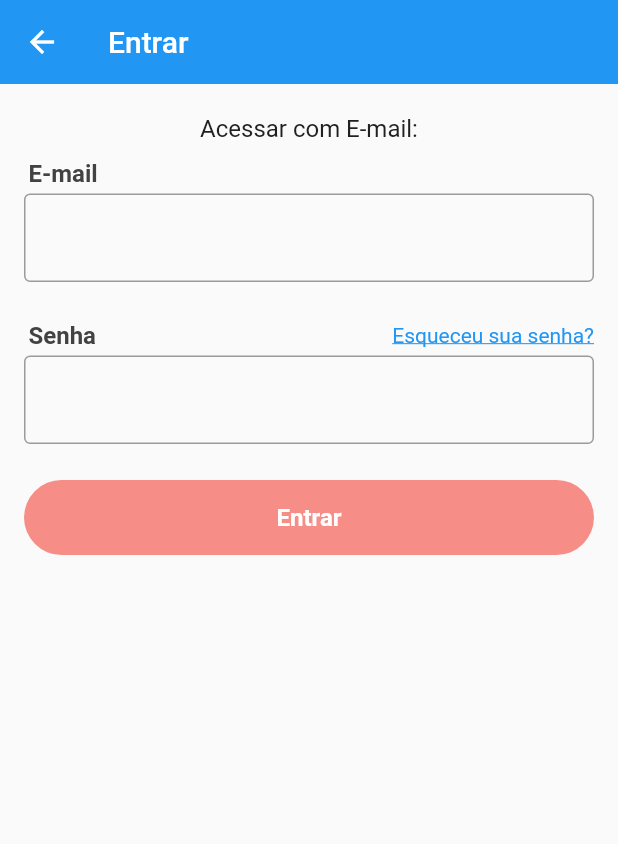
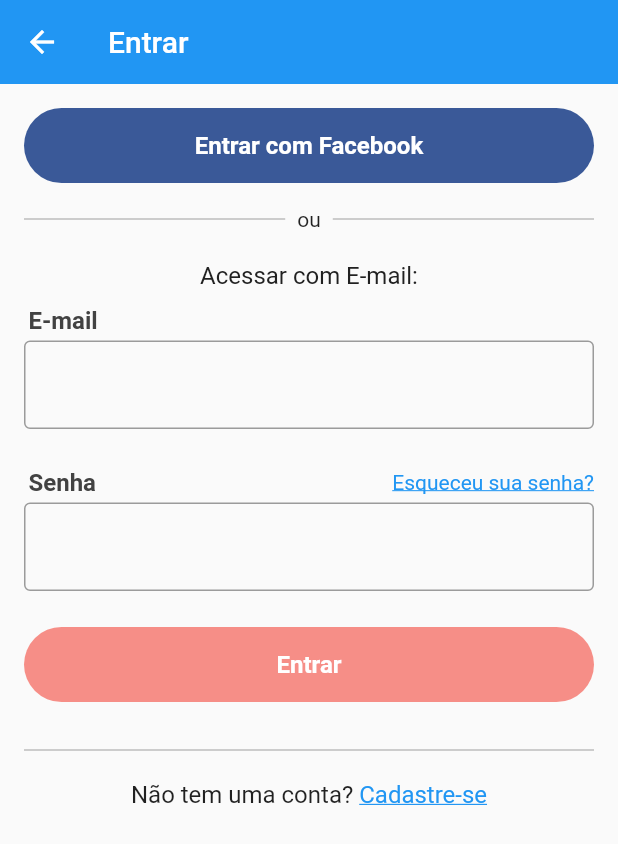
Before and after one commit to D-E-F-E-A-T/xlo_clone, a Flutter app: the LoginScreen screen opened directly, on a phone screen of 412 x 824 dp. Shown: the top 844 px of the screen. Run offline on Flutter 3.47's test engine with Material 2 defaults, Android fonts, the phone set to English and light mode, and no system bars; our stand-ins replace brasil_fields, flutter_mobx, mobx; generated files the repository leaves out were written again.

Commit message:
finalizando pagina de login

```diff
--- /dev/null
+++ b/lib/screens/login_screen/components/facebook_button.dart
@@ -0,0 +1,43 @@
+import 'package:flutter/material.dart';
+import 'package:flutter_mobx/flutter_mobx.dart';
+import 'package:provider/provider.dart';
+import 'package:xlo/controllers/login_controller/login_controller.dart';
+
+class FacebookButton extends StatelessWidget {
+  @override
+  Widget build(BuildContext context) {
+    final loginController = Provider.of<LoginController>(context);
+    return Container(
+      margin: const EdgeInsets.symmetric(vertical: 16),
+      height: 50,
+      child: Observer(builder: (_){
+        return RaisedButton(
+          color: Color.fromRGBO(58, 89, 152, 1),
+          disabledColor: Color.fromRGBO(58, 89, 152, 0.7),
+          elevation: 0,
+          shape: RoundedRectangleBorder(
+            borderRadius: BorderRadius.circular(25)
+          ),
+          onPressed: loginController.state == "LOADING_FACEBOOK" ? null : ()async{
+            final bool success = await loginController.loginWithFabebook();
+            if(success){
+              loginController.disableButton();
+              Navigator.of(context).pop();
+            }
+          },
+          child: loginController.state == "LOADING_FACEBOOK"
+              ? CircularProgressIndicator(
+            valueColor: AlwaysStoppedAnimation<Color>(Colors.white),
+          )
+              : Text(
+            "Entrar com Facebook",
+            style: TextStyle(
+                color: Colors.white,
+                fontSize: 16,
+                fontWeight: FontWeight.w600),
+          ),
+        );
+      }),
+    );
+  }
+}
--- a/lib/screens/login_screen/components/login_button.dart
+++ b/lib/screens/login_screen/components/login_button.dart
@@ -20,11 +20,15 @@ class LoginButton extends StatelessWidget {
             shape:
                 RoundedRectangleBorder(borderRadius: BorderRadius.circular(25)),
             onPressed: loginController.validadoEmailPass && loginController.buttonDisable == false
-                ? () {
-                    loginController.loginWithEmail();
+                ? () async{
+                    final bool success = await loginController.loginWithEmail();
+                    if(success){
+                      loginController.disableButton();
+                      Navigator.of(context).pop();
+                    }
                   }
                 : null,
-            child: loginController.state == "LOADING" && loginController.buttonDisable == true
+            child: loginController.state == "LOADING"
                 ? CircularProgressIndicator(
                     valueColor: AlwaysStoppedAnimation<Color>(Colors.white),
                   )
--- /dev/null
+++ b/lib/screens/login_screen/components/or_divider.dart
@@ -0,0 +1,21 @@
+import 'package:flutter/material.dart';
+
+class OrDivider extends StatelessWidget {
+  @override
+  Widget build(BuildContext context) {
+    return Row(
+      children: <Widget>[
+        Expanded(child: Divider(
+          color: Colors.grey,
+        )),
+        const Padding(
+          padding: EdgeInsets.symmetric(horizontal: 8),
+          child: Text("ou"),
+        ),
+        Expanded(child: Divider(
+          color: Colors.grey,
+        )),
+      ],
+    );
+  }
+}
--- a/lib/screens/login_screen/login_screen.dart
+++ b/lib/screens/login_screen/login_screen.dart
@@ -2,7 +2,9 @@ import 'package:flutter/material.dart';
 import 'package:flutter_mobx/flutter_mobx.dart';
 import 'package:provider/provider.dart';
 import 'package:xlo/controllers/login_controller/login_controller.dart';
+import 'package:xlo/screens/login_screen/components/or_divider.dart';
 
+import 'components/facebook_button.dart';
 import 'components/login_button.dart';
 
 class LoginScreen extends StatefulWidget {
@@ -25,6 +27,8 @@ class _LoginScreenState extends State<LoginScreen> {
           child: Column(
             crossAxisAlignment: CrossAxisAlignment.stretch,
             children: <Widget>[
+              FacebookButton(),
+              OrDivider(),
               Padding(
                 padding: const EdgeInsets.only(top: 20, bottom: 11),
                 child: Text(
@@ -49,7 +53,7 @@ class _LoginScreenState extends State<LoginScreen> {
                   autocorrect: false,
                   decoration: InputDecoration(
                     border: const OutlineInputBorder(),
-                    errorText: loginController.errorEmail == "false"
+                    errorText: loginController.errorEmail == ""
                         ? null
                         : loginController.errorEmail,
                     enabled: loginController.enabled,
@@ -88,7 +92,7 @@ class _LoginScreenState extends State<LoginScreen> {
                   autocorrect: false,
                   decoration: InputDecoration(
                     border: const OutlineInputBorder(),
-                    errorText: loginController.errorPassword == "false"
+                    errorText: loginController.errorPassword == ""
                         ? null
                         : loginController.errorPassword,
                     enabled: loginController.enabled,
@@ -97,6 +101,32 @@ class _LoginScreenState extends State<LoginScreen> {
                 );
               }),
               LoginButton(),
+              Divider(
+                color: Colors.grey,
+              ),
+              Padding(
+                padding: EdgeInsets.symmetric(vertical: 12),
+                child: Row(
+                  mainAxisAlignment: MainAxisAlignment.center,
+                  children: <Widget>[
+                    const Text(
+                      "Não tem uma conta? ",
+                      style: TextStyle(fontSize: 16),
+                    ),
+                    GestureDetector(
+                      onTap: () {},
+                      child: Text(
+                        "Cadastre-se",
+                        style: TextStyle(
+                          decoration: TextDecoration.underline,
+                          color: Colors.blue,
+                          fontSize: 16,
+                        ),
+                      ),
+                    )
+                  ],
+                ),
+              )
             ],
           ),
         ),
```
Also changed, not shown: lib/controllers/login_controller/login_controller.dart (+20 -6 lines), lib/controllers/login_controller/login_controller.g.dart.
